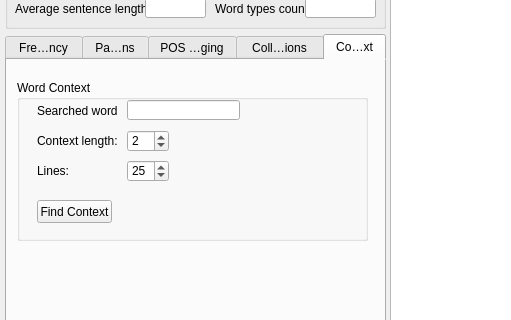
Before: the Qt Designer form Main/form.ui in gabruszka/SAIL, drawn with Qt 5; both pictures show x 0 to 511 and y 112 to 432 of the 1050 by 584 pixel window.
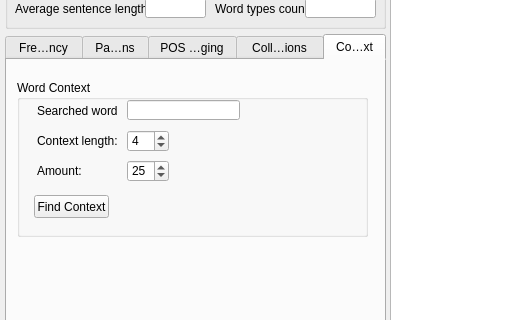
After: the same form once the commit is applied. The open tabs and pages were chosen to show the change.

Patch:
```diff
--- a/Main/form.ui
+++ b/Main/form.ui
@@ -1249,7 +1249,7 @@
         <x>10</x>
         <y>20</y>
         <width>351</width>
-        <height>161</height>
+        <height>157</height>
        </rect>
       </property>
       <property name="title">
@@ -1265,14 +1265,14 @@
         </rect>
        </property>
        <property name="text">
-        <string>Lines:</string>
+        <string>Amount:</string>
        </property>
       </widget>
       <widget class="QPushButton" name="findContextBtn">
        <property name="geometry">
         <rect>
-         <x>20</x>
-         <y>120</y>
+         <x>17</x>
+         <y>115</y>
          <width>75</width>
          <height>23</height>
         </rect>
@@ -1339,7 +1339,7 @@
         <number>1</number>
        </property>
        <property name="value">
-        <number>2</number>
+        <number>4</number>
        </property>
       </widget>
       <widget class="QLabel" name="label_11">
```
Left out of the diff: 2 changed lines with no effect on the pictures.
